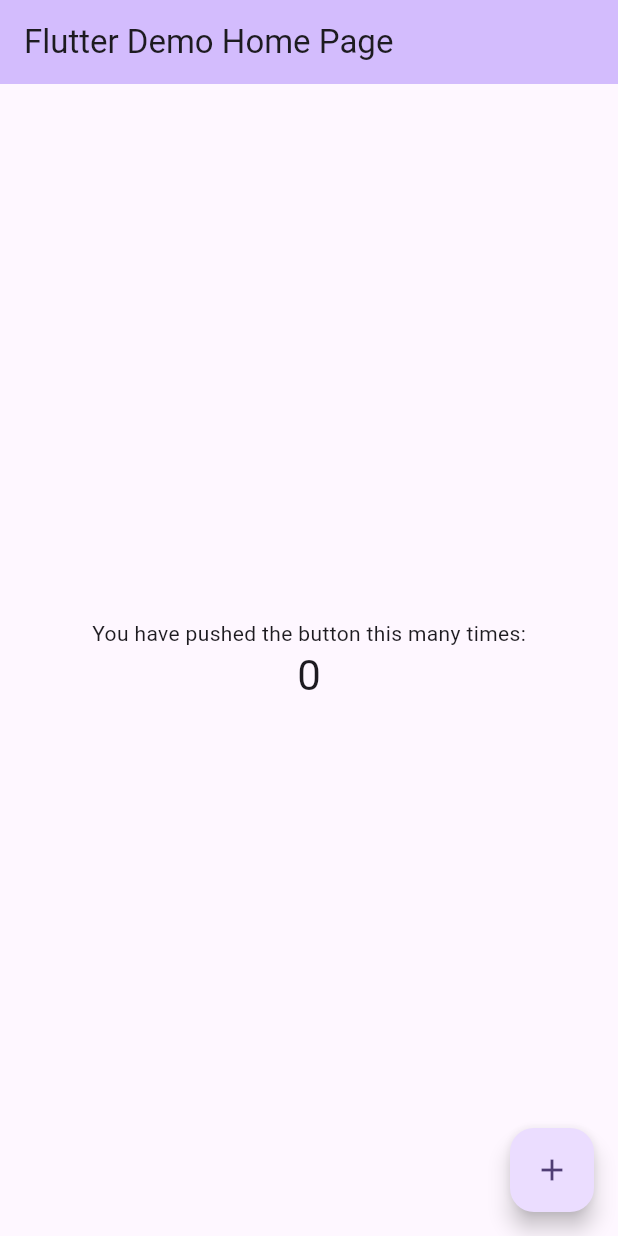
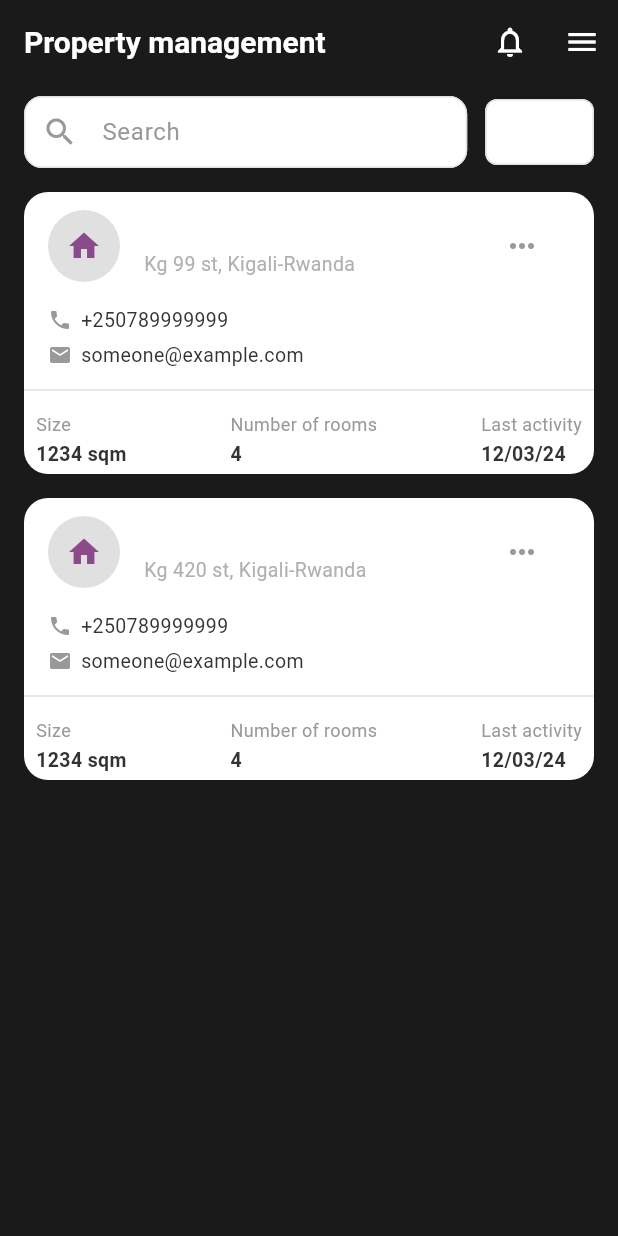
Before and after one commit to MikeManzi/habi_share, a Flutter app: the screen it shows after launch, on a phone screen of 412 x 824 dp. Run offline on Flutter 3.47's test engine with Material 3 defaults, Android fonts, the phone set to English and light mode, and no system bars.

Commit message:
feat: add landloard landing page

```diff
--- a/lib/main.dart
+++ b/lib/main.dart
@@ -1,4 +1,5 @@
 import 'package:flutter/material.dart';
+import 'screens/landlord_landing_page.dart';
 
 void main() {
   runApp(const MyApp());
@@ -30,7 +31,7 @@
         // tested with just a hot reload.
         colorScheme: ColorScheme.fromSeed(seedColor: Colors.deepPurple),
       ),
-      home: const MyHomePage(title: 'Flutter Demo Home Page'),
+      home: const LandlordLandingPage(),
     );
   }
 }
--- /dev/null
+++ b/lib/screens/landlord_landing_page.dart
@@ -0,0 +1,437 @@
+import 'package:flutter/material.dart';
+import '../utils/app_colors.dart';
+
+/// LandlordLandingPage displays the property management dashboard for landlords.
+/// This widget is modular and ready for integration into a role-based navigation system.
+class LandlordLandingPage extends StatefulWidget {
+  const LandlordLandingPage({Key? key}) : super(key: key);
+
+  @override
+  State<LandlordLandingPage> createState() => _LandlordLandingPageState();
+}
+
+class _LandlordLandingPageState extends State<LandlordLandingPage> {
+  bool showNotifications = false;
+
+  // Dummy data for properties and notifications
+  final List<Map<String, String>> properties = [
+    {
+      'name': 'Green Apartments',
+      'address': 'Kg 99 st, Kigali-Rwanda',
+      'phone': '+250789999999',
+      'email': 'someone@example.com',
+      'size': '1234 sqm',
+      'rooms': '4',
+      'lastActivity': '12/03/24',
+      'image': '', // Placeholder for image asset or network
+    },
+    {
+      'name': 'Oasis Apartments',
+      'address': 'Kg 420 st, Kigali-Rwanda',
+      'phone': '+250789999999',
+      'email': 'someone@example.com',
+      'size': '1234 sqm',
+      'rooms': '4',
+      'lastActivity': '12/03/24',
+      'image': '',
+    },
+  ];
+
+  final List<Map<String, String>> notifications = [
+    {
+      'avatar': '', // Placeholder for avatar
+      'message': 'Jane Doe added a review.',
+      'time': '12:03 AM',
+    },
+    {
+      'avatar': '',
+      'message': 'Your listing with ID-1211 has been approved',
+      'time': '12:03 AM',
+    },
+    {'avatar': '', 'message': 'Jane Doe added a review.', 'time': '12:03 AM'},
+  ];
+
+  @override
+  Widget build(BuildContext context) {
+    return Scaffold(
+      backgroundColor: AppColors.backgroundDark,
+      appBar: AppBar(
+        backgroundColor: Colors.transparent,
+        elevation: 0,
+        title: const Text(
+          'Property management',
+          style: TextStyle(
+            color: AppColors.textPrimary,
+            fontWeight: FontWeight.w600,
+            fontSize: 20,
+          ),
+        ),
+        actions: [
+          // Notification bell
+          IconButton(
+            icon: const Icon(
+              Icons.notifications_none,
+              color: AppColors.textPrimary,
+            ),
+            onPressed:
+                () => setState(() => showNotifications = !showNotifications),
+          ),
+          // Menu icon
+          IconButton(
+            icon: const Icon(Icons.menu, color: AppColors.textPrimary),
+            onPressed: () {},
+          ),
+        ],
+      ),
+      body: Stack(
+        children: [
+          Column(
+            children: [
+              Padding(
+                padding: const EdgeInsets.symmetric(
+                  horizontal: 16,
+                  vertical: 8,
+                ),
+                child: Row(
+                  children: [
+                    // Search bar
+                    Expanded(
+                      child: TextField(
+                        decoration: InputDecoration(
+                          hintText: 'Search',
+                          hintStyle: const TextStyle(
+                            color: AppColors.inputHint,
+                          ),
+                          filled: true,
+                          fillColor: AppColors.inputBackground,
+                          prefixIcon: const Icon(
+                            Icons.search,
+                            color: AppColors.inputHint,
+                          ),
+                          contentPadding: const EdgeInsets.symmetric(
+                            vertical: 0,
+                            horizontal: 16,
+                          ),
+                          border: OutlineInputBorder(
+                            borderRadius: BorderRadius.circular(12),
+                            borderSide: const BorderSide(
+                              color: AppColors.inputBorder,
+                            ),
+                          ),
+                          enabledBorder: OutlineInputBorder(
+                            borderRadius: BorderRadius.circular(12),
+                            borderSide: const BorderSide(
+                              color: AppColors.inputBorder,
+                            ),
+                          ),
+                        ),
+                      ),
+                    ),
+                    const SizedBox(width: 12),
+                    // Filter button
+                    OutlinedButton(
+                      style: OutlinedButton.styleFrom(
+                        foregroundColor: AppColors.textPrimary,
+                        side: const BorderSide(color: AppColors.inputBorder),
+                        backgroundColor: AppColors.inputBackground,
+                        shape: RoundedRectangleBorder(
+                          borderRadius: BorderRadius.circular(8),
+                        ),
+                        padding: const EdgeInsets.symmetric(
+                          horizontal: 20,
+                          vertical: 12,
+                        ),
+                      ),
+                      onPressed: () {},
+                      child: const Text('Filter'),
+                    ),
+                  ],
+                ),
+              ),
+              Expanded(
+                child: ListView.builder(
+                  padding: const EdgeInsets.symmetric(
+                    horizontal: 16,
+                    vertical: 8,
+                  ),
+                  itemCount: properties.length,
+                  itemBuilder: (context, index) {
+                    final property = properties[index];
+                    return _PropertyCard(property: property);
+                  },
+                ),
+              ),
+            ],
+          ),
+          // Notification popover overlay
+          if (showNotifications) ...[
+            Positioned.fill(
+              child: GestureDetector(
+                onTap: () => setState(() => showNotifications = false),
+                child: Container(
+                  color:
+                      AppColors.backgroundOverlay, // semi-transparent overlay
+                ),
+              ),
+            ),
+            Positioned(
+              top: kToolbarHeight + 16,
+              right: 16,
+              child: _NotificationPopover(
+                notifications: notifications,
+                onMarkAllRead: () {},
+              ),
+            ),
+          ],
+        ],
+      ),
+    );
+  }
+}
+
+/// Widget for a single property card as per the design.
+class _PropertyCard extends StatelessWidget {
+  final Map<String, String> property;
+  const _PropertyCard({required this.property});
+
+  @override
+  Widget build(BuildContext context) {
+    return Card(
+      color: AppColors.inputBackground,
+      margin: const EdgeInsets.only(bottom: 16),
+      shape: RoundedRectangleBorder(borderRadius: BorderRadius.circular(16)),
+      elevation: 0,
+      child: Column(
+        children: [
+          ListTile(
+            leading: CircleAvatar(
+              backgroundColor: AppColors.inputBorder,
+              radius: 24,
+              // TODO: Replace with property image if available
+              child: const Icon(Icons.home, color: AppColors.primaryPurple),
+            ),
+            title: Text(
+              property['name'] ?? '',
+              style: const TextStyle(
+                color: AppColors.textPrimary,
+                fontWeight: FontWeight.w600,
+                fontSize: 16,
+              ),
+            ),
+            subtitle: Text(
+              property['address'] ?? '',
+              style: const TextStyle(
+                color: AppColors.textSecondary,
+                fontSize: 13,
+              ),
+            ),
+            trailing: PopupMenuButton<String>(
+              icon: const Icon(Icons.more_horiz, color: AppColors.inputHint),
+              itemBuilder:
+                  (context) => [
+                    const PopupMenuItem(
+                      value: 'view',
+                      child: Text('View More'),
+                    ),
+                  ],
+              onSelected: (value) {
+                // Handle actions here
+              },
+            ),
+          ),
+          Padding(
+            padding: const EdgeInsets.symmetric(horizontal: 16, vertical: 4),
+            child: Column(
+              crossAxisAlignment: CrossAxisAlignment.start,
+              children: [
+                Row(
+                  children: [
+                    const Icon(
+                      Icons.phone,
+                      size: 16,
+                      color: AppColors.inputHint,
+                    ),
+                    const SizedBox(width: 6),
+                    Text(
+                      property['phone'] ?? '',
+                      style: const TextStyle(
+                        color: AppColors.inputText,
+                        fontSize: 13,
+                      ),
+                    ),
+                  ],
+                ),
+                const SizedBox(height: 4),
+                Row(
+                  children: [
+                    const Icon(
+                      Icons.email,
+                      size: 16,
+                      color: AppColors.inputHint,
+                    ),
+                    const SizedBox(width: 6),
+                    Text(
+                      property['email'] ?? '',
+                      style: const TextStyle(
+                        color: AppColors.inputText,
+                        fontSize: 13,
+                      ),
+                    ),
+                  ],
+                ),
+              ],
+            ),
+          ),
+          const Divider(height: 20, thickness: 1, color: AppColors.inputBorder),
+          Padding(
+            padding: const EdgeInsets.symmetric(horizontal: 8, vertical: 4),
+            child: Row(
+              mainAxisAlignment: MainAxisAlignment.spaceBetween,
+              children: [
+                _InfoColumn(label: 'Size', value: property['size'] ?? ''),
+                _InfoColumn(
+                  label: 'Number of rooms',
+                  value: property['rooms'] ?? '',
+                ),
+                _InfoColumn(
+                  label: 'Last activity',
+                  value: property['lastActivity'] ?? '',
+                ),
+              ],
+            ),
+          ),
+        ],
+      ),
+    );
+  }
+}
+
+/// Helper widget for info columns in the property card.
+class _InfoColumn extends StatelessWidget {
+  final String label;
+  final String value;
+  const _InfoColumn({required this.label, required this.value});
+
+  @override
+  Widget build(BuildContext context) {
+    return Column(
+      crossAxisAlignment: CrossAxisAlignment.start,
+      children: [
+        Text(
+          label,
+          style: const TextStyle(color: AppColors.inputHint, fontSize: 12),
+        ),
+        const SizedBox(height: 2),
+        Text(
+          value,
+          style: const TextStyle(
+            color: AppColors.inputText,
+            fontWeight: FontWeight.w600,
+            fontSize: 13,
+          ),
+        ),
+      ],
+    );
+  }
+}
+
+/// Notification popover widget as per the design.
+class _NotificationPopover extends StatelessWidget {
+  final List<Map<String, String>> notifications;
+  final VoidCallback onMarkAllRead;
+  const _NotificationPopover({
+    required this.notifications,
+    required this.onMarkAllRead,
+  });
+
+  @override
+  Widget build(BuildContext context) {
+    return Material(
+      color: Colors.transparent,
+      child: Container(
+        width: 320,
+        padding: const EdgeInsets.all(16),
+        decoration: BoxDecoration(
+          color: AppColors.inputBackground,
+          borderRadius: BorderRadius.circular(16),
+          boxShadow: [
+            BoxShadow(
+              color: Colors.black.withOpacity(0.15),
+              blurRadius: 16,
+              offset: const Offset(0, 8),
+            ),
+          ],
+        ),
+        child: Column(
+          crossAxisAlignment: CrossAxisAlignment.start,
+          children: [
+            Row(
+              mainAxisAlignment: MainAxisAlignment.spaceBetween,
+              children: [
+                const Text(
+                  'Your notifications',
+                  style: TextStyle(
+                    color: AppColors.inputText,
+                    fontWeight: FontWeight.w600,
+                    fontSize: 16,
+                  ),
+                ),
+                TextButton(
+                  onPressed: onMarkAllRead,
+                  child: const Text(
+                    'Mark all as read',
+                    style: TextStyle(fontSize: 13),
+                  ),
+                ),
+              ],
+            ),
+            const SizedBox(height: 8),
+            ...notifications.map(
+              (notif) => Padding(
+                padding: const EdgeInsets.symmetric(vertical: 8),
+                child: Row(
+                  crossAxisAlignment: CrossAxisAlignment.start,
+                  children: [
+                    CircleAvatar(
+                      backgroundColor: AppColors.primaryPurple,
+                      radius: 18,
+                      // TODO: Replace with avatar image if available
+                      child: const Icon(
+                        Icons.person,
+                        color: AppColors.buttonText,
+                        size: 20,
+                      ),
+                    ),
+                    const SizedBox(width: 12),
+                    Expanded(
+                      child: Column(
+                        crossAxisAlignment: CrossAxisAlignment.start,
+                        children: [
+                          Text(
+                            notif['message'] ?? '',
+                            style: const TextStyle(
+                              color: AppColors.inputText,
+                              fontSize: 14,
+                            ),
+                          ),
+                          const SizedBox(height: 2),
+                          Text(
+                            notif['time'] ?? '',
+                            style: const TextStyle(
+                              color: AppColors.inputHint,
+                              fontSize: 12,
+                            ),
+                          ),
+                        ],
+                      ),
+                    ),
+                  ],
+                ),
+              ),
+            ),
+          ],
+        ),
+      ),
+    );
+  }
+}
```
